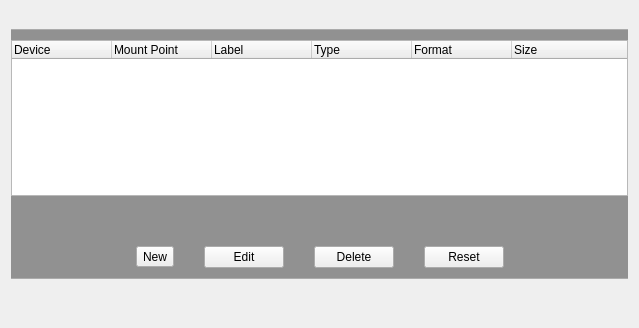
Qt form yali-proximate/yali/gui/Ui/manualpartwidget.ui (pars-linux/uludag) before a commit.
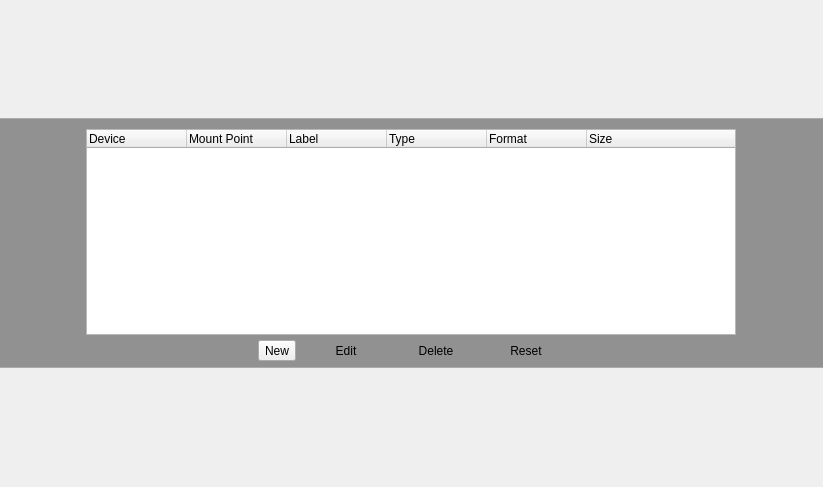
The same form after that commit.

```diff
--- a/yali-proximate/yali/gui/Ui/manualpartwidget.ui
+++ b/yali-proximate/yali/gui/Ui/manualpartwidget.ui
@@ -6,18 +6,24 @@
    <rect>
     <x>0</x>
     <y>0</y>
-    <width>639</width>
-    <height>328</height>
+    <width>823</width>
+    <height>487</height>
    </rect>
   </property>
   <property name="windowTitle">
    <string>Form</string>
   </property>
   <layout class="QGridLayout" name="gridLayout">
+   <property name="margin">
+    <number>0</number>
+   </property>
+   <property name="spacing">
+    <number>0</number>
+   </property>
    <item row="0" column="0">
     <widget class="QFrame" name="frame">
      <property name="sizePolicy">
-      <sizepolicy hsizetype="Expanding" vsizetype="Maximum">
+      <sizepolicy hsizetype="Expanding" vsizetype="Fixed">
        <horstretch>0</horstretch>
        <verstretch>0</verstretch>
       </sizepolicy>
@@ -89,7 +95,7 @@
        <number>0</number>
       </property>
       <property name="bottomMargin">
-       <number>10</number>
+       <number>5</number>
       </property>
       <property name="horizontalSpacing">
        <number>30</number>
@@ -104,8 +110,25 @@
         </property>
         <item>
          <layout class="QVBoxLayout" name="verticalLayout">
+          <property name="spacing">
+           <number>0</number>
+          </property>
+          <item>
+           <layout class="QHBoxLayout" name="horizontalLayout_3">
+            <property name="spacing">
+             <number>0</number>
+            </property>
+            <property name="bottomMargin">
+             <number>5</number>
+            </property>
           <item>
            <widget class="QTreeWidget" name="deviceTree">
+              <property name="maximumSize">
+               <size>
+                <width>650</width>
+                <height>16777215</height>
+               </size>
+              </property>
             <column>
              <property name="text">
               <string>Device</string>
@@ -138,24 +161,13 @@
             </column>
            </widget>
           </item>
-          <item>
-           <spacer name="verticalSpacer_2">
-            <property name="orientation">
-             <enum>Qt::Vertical</enum>
-            </property>
-            <property name="sizeType">
-             <enum>QSizePolicy::Fixed</enum>
-            </property>
-            <property name="sizeHint" stdset="0">
-             <size>
-              <width>20</width>
-              <height>20</height>
-             </size>
-            </property>
-           </spacer>
+           </layout>
           </item>
           <item>
            <layout class="QHBoxLayout" name="horizontalLayout">
+            <property name="spacing">
+             <number>10</number>
+            </property>
             <item>
              <spacer name="horizontalSpacer">
               <property name="orientation">
@@ -181,6 +193,9 @@
               <property name="text">
                <string>Edit</string>
               </property>
+              <property name="flat">
+               <bool>true</bool>
+              </property>
              </widget>
             </item>
             <item>
@@ -188,6 +203,9 @@
               <property name="text">
                <string>Delete</string>
               </property>
+              <property name="flat">
+               <bool>true</bool>
+              </property>
              </widget>
             </item>
             <item>
@@ -195,6 +213,9 @@
               <property name="text">
                <string>Reset</string>
               </property>
+              <property name="flat">
+               <bool>true</bool>
+              </property>
              </widget>
             </item>
             <item>
@@ -219,22 +240,6 @@
      </layout>
     </widget>
    </item>
-   <item row="2" column="0">
-    <spacer name="verticalSpacer_2">
-     <property name="orientation">
-      <enum>Qt::Vertical</enum>
-     </property>
-     <property name="sizeType">
-      <enum>QSizePolicy::Fixed</enum>
-     </property>
-     <property name="sizeHint" stdset="0">
-      <size>
-       <width>20</width>
-       <height>20</height>
-      </size>
-     </property>
-    </spacer>
-   </item>
   </layout>
  </widget>
  <resources>
```
Lines whose indentation alone changed are shown as unchanged.
